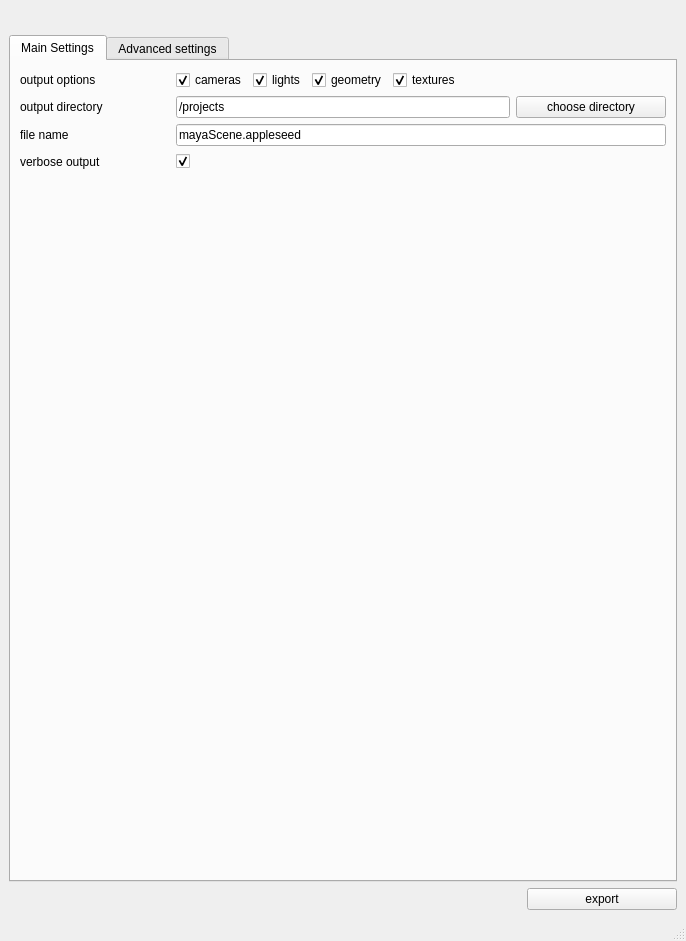
The window that mayaToAppleseed.ui (dictoon/mayaseed) describes before a commit, drawn with Qt 5.
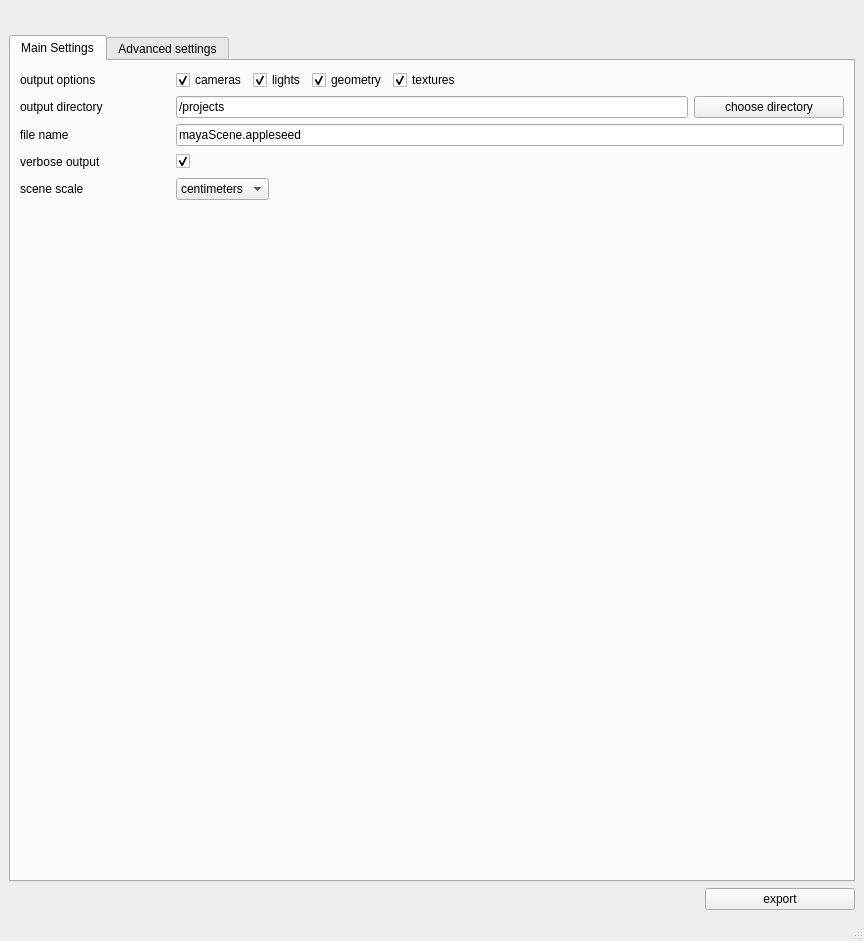
The same window after the commit. The open tabs and pages were chosen to show the change. Icons and pictures are not drawn.

Commit message: light colour export is now working, transforms now export scale value, colour class added, added modified writeXML to automatically ass </>  xml tags and added writeXML.writeLine for lines without tags

```diff
--- a/mayaToAppleseed.ui
+++ b/mayaToAppleseed.ui
@@ -6,7 +6,7 @@
    <rect>
     <x>0</x>
     <y>0</y>
-    <width>686</width>
+    <width>864</width>
     <height>941</height>
    </rect>
   </property>
@@ -275,6 +275,55 @@
           </item>
          </layout>
         </item>
+        <item>
+         <layout class="QHBoxLayout" name="horizontalLayout_30">
+          <item>
+           <widget class="QLabel" name="label_44">
+            <property name="minimumSize">
+             <size>
+              <width>150</width>
+              <height>0</height>
+             </size>
+            </property>
+            <property name="text">
+             <string>scene scale</string>
+            </property>
+           </widget>
+          </item>
+          <item>
+           <widget class="QComboBox" name="m2s_sceneScale">
+            <item>
+             <property name="text">
+              <string>centimeters</string>
+             </property>
+            </item>
+            <item>
+             <property name="text">
+              <string>meters</string>
+             </property>
+            </item>
+            <item>
+             <property name="text">
+              <string>inches</string>
+             </property>
+            </item>
+           </widget>
+          </item>
+          <item>
+           <spacer name="horizontalSpacer_28">
+            <property name="orientation">
+             <enum>Qt::Horizontal</enum>
+            </property>
+            <property name="sizeHint" stdset="0">
+             <size>
+              <width>40</width>
+              <height>20</height>
+             </size>
+            </property>
+           </spacer>
+          </item>
+         </layout>
+        </item>
         <item>
          <spacer name="verticalSpacer_2">
           <property name="orientation">
```
Left out of the diff: 4 changed lines with no effect on the pictures. The commit also changes 1 other file.
